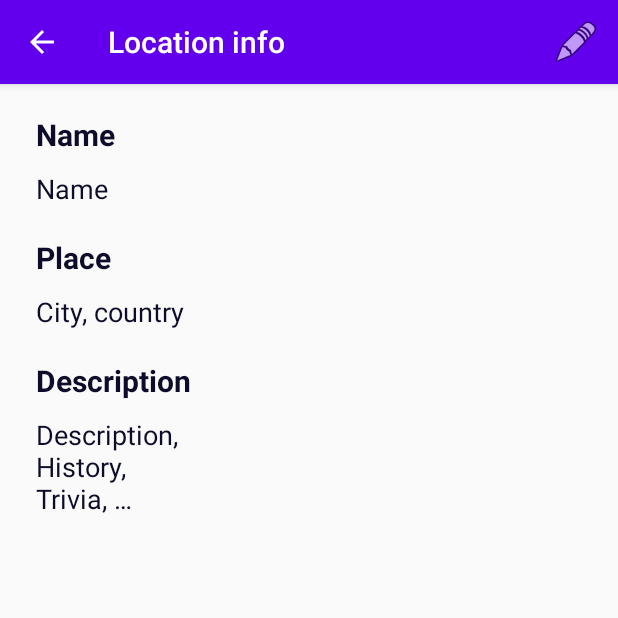
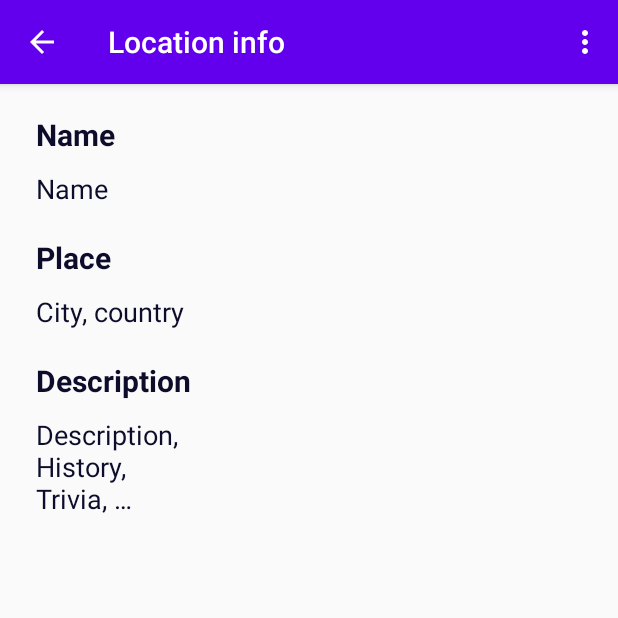
Before and after one commit to lucavella/LocalHistory, an Android app: the LocationInfoActivity screen opened directly, with no data from a screen before it, on a phone screen of 412 x 824 dp, the top half of it. Run offline under Robolectric (Android 15) with nearby library versions, the phone set to English and light mode, and no system bars; our stand-ins replace Firebase (no records; nobody signed in at launch, a user with empty details on screens opened directly).

Commit message:
location delete implemented in location info activity

```diff
--- a/app/src/main/java/be/ucll/localhistory/activities/LocationInfoActivity.java
+++ b/app/src/main/java/be/ucll/localhistory/activities/LocationInfoActivity.java
@@ -11,12 +11,18 @@ import androidx.annotation.NonNull;
 import androidx.annotation.Nullable;
 import androidx.appcompat.app.AppCompatActivity;
 
+import com.google.firebase.database.DatabaseReference;
+import com.google.firebase.database.FirebaseDatabase;
+
 import be.ucll.localhistory.R;
 import be.ucll.localhistory.models.LocationDb;
 
 public class LocationInfoActivity extends AppCompatActivity {
 
-    private LocationDb location;
+    private LocationDb location;;
+
+    private FirebaseDatabase database = FirebaseDatabase.getInstance();
+    private DatabaseReference locationRef = database.getReference("locations");
 
 
     @Override
@@ -89,6 +95,12 @@ public class LocationInfoActivity extends AppCompatActivity {
                 startActivityForResult(editIntent, 1);
                 return true;
 
+            case R.id.menu_location_delete:
+                locationRef.child(location.getKey()).removeValue();
+
+                setResult(RESULT_OK);
+                finish();
+
             default:
                 setResult(RESULT_CANCELED);
                 finish();
--- a/app/src/main/java/be/ucll/localhistory/activities/MapsActivity.java
+++ b/app/src/main/java/be/ucll/localhistory/activities/MapsActivity.java
@@ -171,6 +171,7 @@ public class MapsActivity extends AppCompatActivity  {
         super.onActivityResult(requestCode, resultCode, data);
 
         if (resultCode == RESULT_OK) {
+            if (data != null) {
                 if (Intent.ACTION_VIEW.equals(data.getAction())) {
                     LocationDb location = (LocationDb) data.getSerializableExtra(
                             getString(R.string.location_txt)
@@ -183,3 +184,4 @@ public class MapsActivity extends AppCompatActivity  {
             }
         }
     }
+}
--- a/app/src/main/res/menu/activity_details_menu.xml
+++ b/app/src/main/res/menu/activity_details_menu.xml
@@ -4,7 +4,13 @@
     <item
         android:id="@+id/menu_location_edit"
         android:icon="@android:drawable/ic_menu_edit"
-        android:title="@string/menu_edit"
-        app:showAsAction="ifRoom" />
+        android:title="@string/menu_edit_text"
+        app:showAsAction="never" />
+
+    <item
+        android:id="@+id/menu_location_delete"
+        android:icon="@android:drawable/ic_menu_delete"
+        android:title="@string/menu_delete_text"
+        app:showAsAction="never" />
 
 </menu>
--- a/app/src/main/res/values/strings.xml
+++ b/app/src/main/res/values/strings.xml
@@ -24,5 +24,6 @@
     <string name="location_upsert_incomplete">Not all fields filled in</string>
     <string name="title_activity_location_edit">Edit location</string>
     <string name="title_activity_location_info">Location info</string>
-    <string name="menu_edit">Edit</string>
+    <string name="menu_edit_text">Edit</string>
+    <string name="menu_delete_text">Delete</string>
 </resources>
```
Lines whose indentation alone changed are shown as unchanged.
